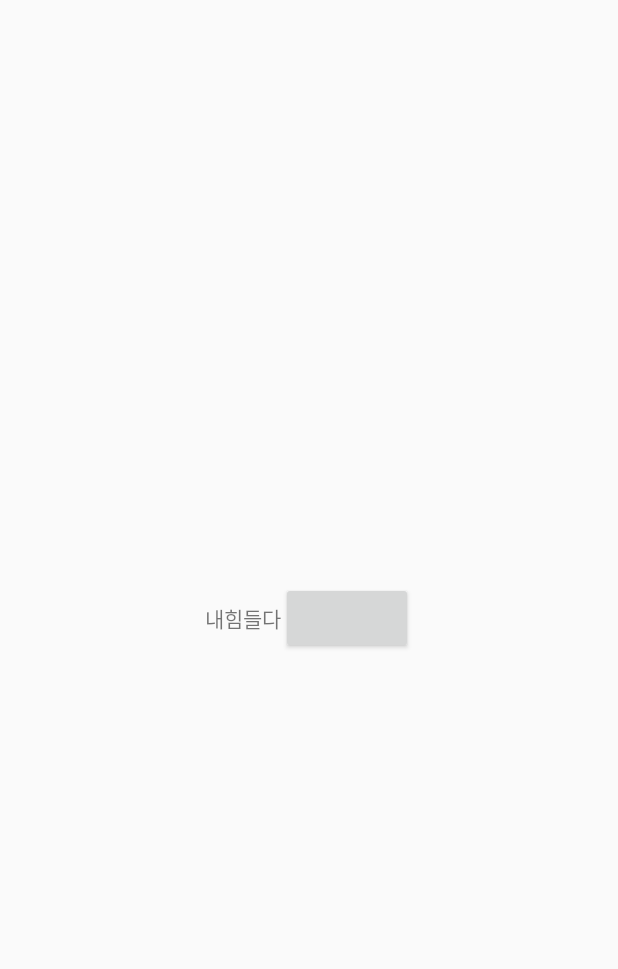
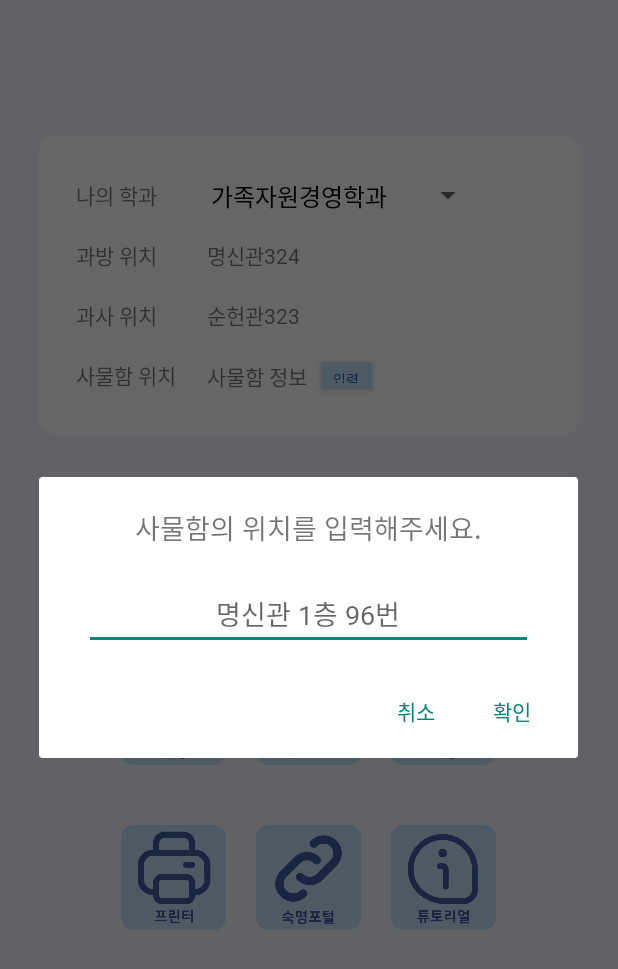
Before and after one commit to 0-x-14/AllAboutSookmyung, an Android app: the fragment MenuFragment shown on its own in the app's theme, after a tap on "입력", on a phone screen of 412 x 824 dp. Shown: the top 969 px of the screen. Run offline under Robolectric (Android 15) with nearby library versions, the phone set to English and light mode, and no system bars.

Commit message:
마이페이지 유지 문제 해결

```diff
--- a/app/src/main/AndroidManifest.xml
+++ b/app/src/main/AndroidManifest.xml
@@ -18,7 +18,6 @@
                 <category android:name="android.intent.category.LAUNCHER" />
             </intent-filter>
         </activity>
-        <activity android:name=".SetLocker"></activity>
     </application>
 
 </manifest>
--- /dev/null
+++ b/app/src/main/java/com/cookandroid/all_about_sookmyung/DialogFragment.java
@@ -0,0 +1,79 @@
+package com.cookandroid.all_about_sookmyung;
+
+import android.app.AlertDialog;
+import android.app.Dialog;
+import android.content.DialogInterface;
+import android.os.Bundle;
+import android.view.LayoutInflater;
+import android.view.View;
+import android.view.ViewGroup;
+import android.widget.Button;
+import android.widget.EditText;
+
+import androidx.annotation.NonNull;
+import androidx.annotation.Nullable;
+
+public class DialogFragment extends androidx.fragment.app.DialogFragment {
+    /*public DialogFragment() { }
+    public static DialogFragment getInstance() {
+        DialogFragment e = new DialogFragment();
+        return e;
+    }*/
+    private EditText mName;
+    private NameInputListener listener;
+
+    public static DialogFragment newInstance(NameInputListener listener) {
+        DialogFragment fragment = new DialogFragment();
+        fragment.listener = listener;
+        return fragment;
+    }
+
+    public interface NameInputListener {
+        void onNameInputComplete(String name);
+    }
+
+    @NonNull
+    @Override
+    public Dialog onCreateDialog(@Nullable Bundle savedInstanceState) {
+        AlertDialog.Builder builder = new AlertDialog.Builder(getActivity());
+        LayoutInflater inflater = getActivity().getLayoutInflater();
+        View view = inflater.inflate(R.layout.set_locker, null);
+        mName = (EditText)view.findViewById(R.id.editLocker);
+        builder.setView(view)
+                .setPositiveButton("확인",
+                        new DialogInterface.OnClickListener()
+                        {
+                            @Override
+                            public void onClick(DialogInterface dialog, int id)
+                            {
+                                listener.onNameInputComplete(mName.getText().toString());
+                            }
+                        }).setNegativeButton("취소", null);
+        return builder.create();
+    }
+
+/*
+    @Nullable
+    @Override
+    public View onCreateView(@NonNull LayoutInflater inflater, @Nullable ViewGroup container, @Nullable Bundle savedInstanceState) {
+        View v = inflater.inflate(R.layout.set_locker,container);
+        EditText editLocker = (EditText) v.findViewById(R.id.editLocker);
+        Button btnEnter = (Button) v.findViewById(R.id.btnEnter);
+        Button btnCancel = (Button) v.findViewById(R.id.btnCancel);
+        btnEnter.setOnClickListener(new View.OnClickListener() {
+            @Override
+            public void onClick(View view) {
+                // 콜백
+            }
+        });
+        btnCancel.setOnClickListener(new View.OnClickListener() {
+            @Override
+            public void onClick(View view) {
+                dismiss();
+            }
+        });
+        return v;
+
+    }*/
+
+}
--- a/app/src/main/java/com/cookandroid/all_about_sookmyung/MainActivity.java
+++ b/app/src/main/java/com/cookandroid/all_about_sookmyung/MainActivity.java
@@ -2,17 +2,18 @@ package com.cookandroid.all_about_sookmyung;
 
 import androidx.annotation.NonNull;
 import androidx.appcompat.app.AppCompatActivity;
+import androidx.fragment.app.Fragment;
 
 import android.os.Bundle;
 import android.util.Log;
 import android.view.MenuItem;
 import android.widget.LinearLayout;
+import android.widget.TextView;
 
 import com.google.android.material.bottomnavigation.BottomNavigationView;
 
 public class MainActivity extends AppCompatActivity {
     final String TAG = this.getClass().getSimpleName();
-
     LinearLayout home_ly;
     BottomNavigationView bottomNavigationView;
 
@@ -39,25 +40,42 @@ public class MainActivity extends AppCompatActivity {
     }
 
     class TabSelectedListener implements BottomNavigationView.OnNavigationItemSelectedListener {
+        Fragment MainFrag, MapFrag, MenuFrag;
+
         @Override
         public boolean onNavigationItemSelected(@NonNull MenuItem menuItem) {
             switch (menuItem.getItemId()) {
-                case R.id.tab_map: {
-                    getSupportFragmentManager().beginTransaction()
-                            .replace(R.id.home_ly, new MapFragment())
-                            .commit();
+                case R.id.tab_home: {
+                    if (MainFrag == null) {
+                        MainFrag = new HomeFragment();
+                        getSupportFragmentManager().beginTransaction().add(R.id.home_ly, MainFrag).commit();
+                    }
+
+                    if (MainFrag != null) getSupportFragmentManager().beginTransaction().show(MainFrag).commit();
+                    if (MapFrag != null) getSupportFragmentManager().beginTransaction().hide(MapFrag).commit();
+                    if (MenuFrag != null) getSupportFragmentManager().beginTransaction().hide(MenuFrag).commit();
                     return true;
                 }
-                case R.id.tab_home: {
-                    getSupportFragmentManager().beginTransaction()
-                            .replace(R.id.home_ly, new HomeFragment())
-                            .commit();
+                case R.id.tab_map: {
+                    if (MapFrag == null) {
+                        MapFrag = new MapFragment();
+                        getSupportFragmentManager().beginTransaction().add(R.id.home_ly, MapFrag).commit();
+                    }
+
+                    if (MainFrag != null) getSupportFragmentManager().beginTransaction().hide(MainFrag).commit();
+                    if (MapFrag != null) getSupportFragmentManager().beginTransaction().show(MapFrag).commit();
+                    if (MenuFrag != null) getSupportFragmentManager().beginTransaction().hide(MenuFrag).commit();
                     return true;
                 }
                 case R.id.tab_menu: {
-                    getSupportFragmentManager().beginTransaction()
-                            .replace(R.id.home_ly, new MenuFragment())
-                            .commit();
+                    if (MenuFrag == null) {
+                        MenuFrag = new MenuFragment();
+                        getSupportFragmentManager().beginTransaction().add(R.id.home_ly, MenuFrag).commit();
+                    }
+
+                    if (MainFrag != null) getSupportFragmentManager().beginTransaction().hide(MainFrag).commit();
+                    if (MapFrag != null) getSupportFragmentManager().beginTransaction().hide(MapFrag).commit();
+                    if (MenuFrag != null) getSupportFragmentManager().beginTransaction().show(MenuFrag).commit();
                     return true;
                 }
             }
--- a/app/src/main/java/com/cookandroid/all_about_sookmyung/MenuFragment.java
+++ b/app/src/main/java/com/cookandroid/all_about_sookmyung/MenuFragment.java
@@ -1,8 +1,11 @@
 package com.cookandroid.all_about_sookmyung;
 
+import android.app.AlertDialog;
+import android.content.DialogInterface;
 import android.content.Intent;
 import android.os.Bundle;
 
+import androidx.annotation.NonNull;
 import androidx.fragment.app.Fragment;
 
 import android.view.LayoutInflater;
@@ -11,6 +14,7 @@ import android.view.ViewGroup;
 import android.widget.AdapterView;
 import android.widget.ArrayAdapter;
 import android.widget.Button;
+import android.widget.EditText;
 import android.widget.Spinner;
 import android.widget.TextView;
 import android.widget.Toast;
@@ -32,7 +36,9 @@ public class MenuFragment extends Fragment {
     private String mParam2;
     private ArrayAdapter<String> adapter;
 
+    // 스피너 관련
     private Spinner spinner;
+    static final String STU_ROOM = "과방", DEP_OFF = "과사", LOC = "사물함";
     TextView student_room, department_office, locker;
     String[] student_room_list = { "명신관324", "명신관220b", "명신관219", "-", "-", "명신관323", "명신관623b", "르네상스B207 (지하 2층)", "르네상스B209B", "순헌관508b",
                                 "명신관312b", "순헌관510a", "명신관321a", "명신관220a", "(추후 업데이트)", "순헌관414b", "(추후 업데이트)", "(추후 업데이트)", "-", "명신관623c",
@@ -44,6 +50,10 @@ public class MenuFragment extends Fragment {
                                         "순헌관312", "명신관425", "사회교육관416", "미술대210", "순헌관323", "과학관209", "순헌관323", "백주년기념관512", "(추후 업데이트)",
                                         "순헌관412", "진리관303", "순헌관323", "명신관513", "순헌관602", "음대201", "순헌관313", "순헌관311", "르네상스플라자 501", "진리관304",
                                         "진리관303", "사회교육관512", "순헌관314", "음대201", "순헌관411", "순헌관313", "순헌관312", "과학관463", "과학관101", "미술대210", "미술대210" };
+
+    // 사물함
+    EditText editLocker;
+    View dialogView;
 
     public MenuFragment() {
         // Required empty public constructor
@@ -76,6 +86,20 @@ public class MenuFragment extends Fragment {
         }
     }
 
+    /*
+    @Override
+    public void onSaveInstanceState(@NonNull Bundle outState) {
+        super.onSaveInstanceState(outState);
+
+        String studentRoomStr, departmentOfficeStr, lockerStr;
+        studentRoomStr = student_room.getText().toString();
+        departmentOfficeStr = department_office.getText().toString();
+        lockerStr = locker.getText().toString();
+        outState.putString(STU_ROOM, studentRoomStr);
+        outState.putString(DEP_OFF, departmentOfficeStr);
+        outState.putString(LOC, lockerStr);
+    }*/
+
     @Override
     public View onCreateView(LayoutInflater inflater, ViewGroup container,
                              Bundle savedInstanceState) {
@@ -85,6 +109,17 @@ public class MenuFragment extends Fragment {
         student_room = (TextView) view.findViewById(R.id.studentRoom);
         department_office = (TextView) view.findViewById(R.id.departmentOffice);
         locker = (TextView) view.findViewById(R.id.locker);
+
+        /*if (savedInstanceState != null) {
+            String studentRoomStr, departmentOfficeStr, lockerStr;
+            studentRoomStr = savedInstanceState.getString(STU_ROOM);
+            departmentOfficeStr = savedInstanceState.getString(DEP_OFF);
+            lockerStr = savedInstanceState.getString(LOC);
+
+            student_room.setText(studentRoomStr);
+            department_office.setText(departmentOfficeStr);
+            locker.setText(lockerStr);
+        }*/
 
         spinner = (Spinner) view.findViewById(R.id.spinner);
 
@@ -103,13 +138,20 @@ public class MenuFragment extends Fragment {
             public void onNothingSelected(AdapterView<?> parent) { }
         });
 
-        Button btnNew = (Button) view.findViewById(R.id.lockerSetButton);
-        btnNew.setOnClickListener(new View.OnClickListener() {
+
+        Button lockerSetBtn = (Button) view.findViewById(R.id.lockerSetButton);
+        lockerSetBtn.setOnClickListener(new View.OnClickListener() {
             @Override
             public void onClick(View view) {
-                Intent intent = new Intent(getActivity(), SetLocker.class);
-                intent.addFlags(Intent.FLAG_ACTIVITY_NO_ANIMATION);
-                startActivity(intent);
+                DialogFragment dialogFragment = DialogFragment.newInstance(new DialogFragment.NameInputListener() {
+                    @Override
+                    public void onNameInputComplete(String name) {
+                        if (name != null){
+                            locker.setText(name);
+                        }
+                    }
+                });
+                dialogFragment.show(getFragmentManager(), "사물함");
             }
         });
 
--- a/app/src/main/java/com/cookandroid/all_about_sookmyung/SetLocker.java
+++ /dev/null
@@ -1,24 +0,0 @@
-package com.cookandroid.all_about_sookmyung;
-
-import android.app.Activity;
-import android.os.Bundle;
-import android.view.View;
-import android.widget.Button;
-
-import androidx.annotation.Nullable;
-
-public class SetLocker extends Activity {
-    @Override
-    protected void onCreate(@Nullable Bundle savedInstanceState) {
-        super.onCreate(savedInstanceState);
-        setContentView(R.layout.set_locker);
-
-        Button btn = (Button) findViewById(R.id.btnTest);
-        btn.setOnClickListener(new View.OnClickListener() {
-            @Override
-            public void onClick(View view) {
-                finish();
-            }
-        });
-    }
-}
--- a/app/src/main/res/layout/fragment_map.xml
+++ b/app/src/main/res/layout/fragment_map.xml
@@ -10,6 +10,7 @@
     <TextView
         android:layout_width="match_parent"
         android:layout_height="match_parent"
-        android:text="지도 화면" />
+        android:gravity="center"
+        android:text="지도페이지입니도"/>
 
 </FrameLayout>
--- a/app/src/main/res/layout/fragment_menu.xml
+++ b/app/src/main/res/layout/fragment_menu.xml
@@ -271,7 +271,7 @@
                 <Button
                     android:id="@+id/button8"
                     android:layout_width="70dp"
-                    android:layout_height="70dp"
+                    android:layout_height="match_parent"
                     android:layout_marginLeft="20dp"
                     android:layout_marginRight="20dp"
                     android:background="@drawable/ic_menu_icon8" />
--- a/app/src/main/res/layout/set_locker.xml
+++ b/app/src/main/res/layout/set_locker.xml
@@ -1,17 +1,61 @@
 <?xml version="1.0" encoding="utf-8"?>
 <LinearLayout xmlns:android="http://schemas.android.com/apk/res/android"
     android:layout_width="match_parent"
-    android:layout_height="match_parent"
-    android:gravity="center">
+    android:layout_height="wrap_content"
+    android:orientation="vertical">
 
-    <TextView
+    <LinearLayout
+        android:layout_width="match_parent"
+        android:layout_height="wrap_content"
+        android:gravity="center"
+        android:orientation="horizontal">
+
+        <TextView
+            android:layout_width="wrap_content"
+            android:layout_height="wrap_content"
+            android:layout_marginVertical="20dp"
+            android:fontFamily="@font/nanumsquareroundbold"
+            android:text="사물함의 위치를 입력해주세요."
+            android:textSize="18dp" />
+
+    </LinearLayout>
+
+    <EditText
+        android:id="@+id/editLocker"
+        android:layout_width="match_parent"
+        android:layout_height="wrap_content"
+        android:layout_marginHorizontal="30dp"
+        android:gravity="center"
+        android:hint="명신관 1층 96번"
+        android:layout_marginBottom="10dp"
+        android:fontFamily="@font/nanumsquareroundregular"/>
+    <!--
+    <LinearLayout
         android:layout_width="wrap_content"
         android:layout_height="wrap_content"
-        android:text="내힘들다"/>
+        android:layout_gravity="right"
+        android:orientation="horizontal"
+        android:layout_marginRight="10dp">
 
-    <Button
-        android:id="@+id/btnTest"
-        android:layout_width="wrap_content"
-        android:layout_height="wrap_content"/>
+        <Button
+            android:id="@+id/btnEnter"
+            android:layout_width="wrap_content"
+            android:layout_height="wrap_content"
+            android:backgroundTint="#C1E0F9"
+            android:text="입력"
+            android:textColor="#2060aa"
+            android:fontFamily="@font/nanumsquareroundbold"/>
+
+        <Button
+            android:id="@+id/btnCancel"
+            android:layout_width="wrap_content"
+            android:layout_height="wrap_content"
+            android:backgroundTint="#C1E0F9"
+            android:text="취소"
+            android:textColor="#2060aa"
+            android:fontFamily="@font/nanumsquareroundbold"/>
+
+    </LinearLayout> -->
+
 
 </LinearLayout>
```
Also changed, not shown: app/src/main/res/drawable/map_campus_one.png (added).
